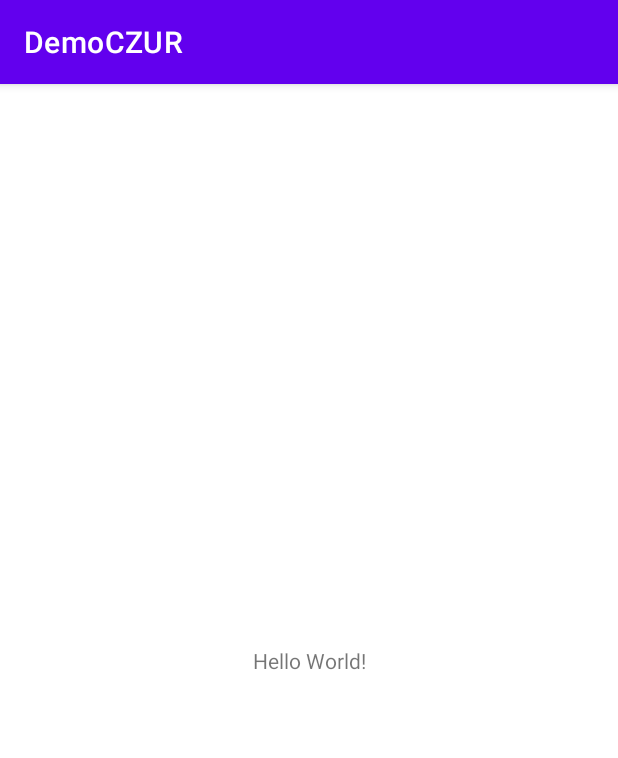
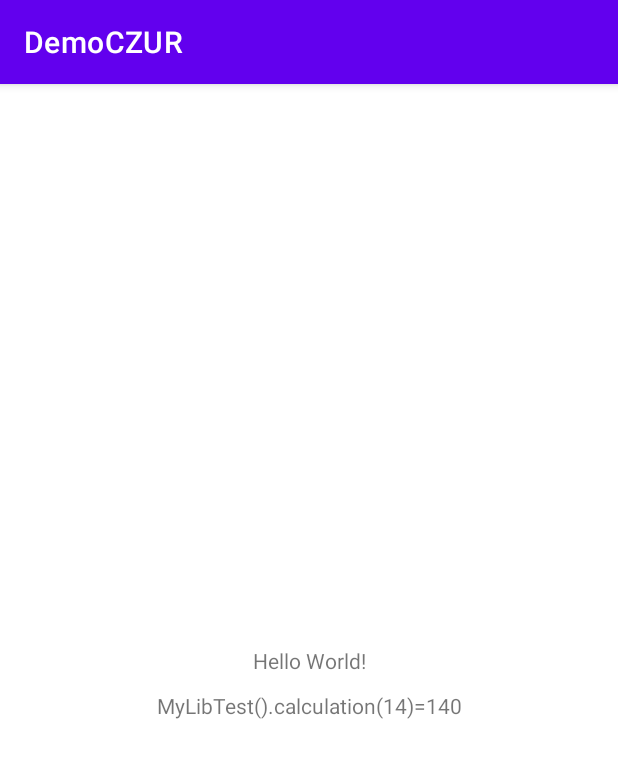
Before and after one commit to jason51082006/myLibTest, an Android app: the screen it shows after launch (MainActivity), on a phone screen of 412 x 824 dp. Shown: the top 758 px of the screen. Run offline under Robolectric (Android 15) with nearby library versions, the phone set to English and light mode, and no system bars.

Commit message:
No.4 commit

```diff
--- a/app/build.gradle
+++ b/app/build.gradle
@@ -1,6 +1,7 @@
 plugins {
     id 'com.android.application'
     id 'org.jetbrains.kotlin.android'
+    id 'kotlin-android-extensions'
 }
 
 android {
@@ -30,17 +31,18 @@ android {
         jvmTarget = '1.8'
     }
 }
-
 dependencies {
 
     implementation 'androidx.core:core-ktx:1.7.0'
     implementation 'androidx.appcompat:appcompat:1.3.0'
     implementation 'com.google.android.material:material:1.4.0'
-    implementation 'androidx.constraintlayout:constraintlayout:2.0.4'
+    implementation 'androidx.constraintlayout:constraintlayout:2.1.1'
+
     testImplementation 'junit:junit:4.13.2'
     androidTestImplementation 'androidx.test.ext:junit:1.1.3'
     androidTestImplementation 'androidx.test.espresso:espresso-core:3.4.0'
 
-    implementation 'com.github.jason51082006:myLibTest:1.0'
+//    implementation project(path: ':app:mylibrary')
+    implementation 'com.github.jason51082006:myLibTest:v1.1'
 
 }
--- a/app/mylibrary/src/main/java/com/czur/mylibrary/MyLibTest.kt
+++ b/app/mylibrary/src/main/java/com/czur/mylibrary/MyLibTest.kt
@@ -3,7 +3,7 @@ package com.czur.mylibrary
 public class MyLibTest {
 
     public fun calculation(number: Int): Int {
-        return number * 3
+        return number * 10
     }
 
     //echo "# myLibTest" >> README.md
--- a/app/src/main/java/com/czur/democzur/MainActivity.kt
+++ b/app/src/main/java/com/czur/democzur/MainActivity.kt
@@ -3,7 +3,8 @@ package com.czur.democzur
 import androidx.appcompat.app.AppCompatActivity
 import android.os.Bundle
 import android.util.Log
-import com.czur.mylibrary.MyLibTest;
+import com.czur.mylibrary.MyLibTest
+import kotlinx.android.synthetic.main.activity_main.*
 
 
 class MainActivity : AppCompatActivity() {
@@ -11,9 +12,11 @@ class MainActivity : AppCompatActivity() {
         super.onCreate(savedInstanceState)
         setContentView(R.layout.activity_main)
 
-        val param = 13
+        val param = 14
         val res = MyLibTest().calculation(param)
-        Log.e("Jason", "MyLibTest().calculation(${param})=${res}")
+        val str = "MyLibTest().calculation(${param})=${res}"
+        tv2?.text = str
+        Log.e("Jason", str)
 
     }
 }
--- a/app/src/main/res/layout/activity_main.xml
+++ b/app/src/main/res/layout/activity_main.xml
@@ -7,6 +7,7 @@
     tools:context=".MainActivity">
 
     <TextView
+        android:id="@+id/tv1"
         android:layout_width="wrap_content"
         android:layout_height="wrap_content"
         android:text="Hello World!"
@@ -15,4 +16,15 @@
         app:layout_constraintStart_toStartOf="parent"
         app:layout_constraintTop_toTopOf="parent" />
 
+    <TextView
+        android:id="@+id/tv2"
+        android:layout_width="wrap_content"
+        android:layout_height="wrap_content"
+        android:text="Hello World2!"
+        android:layout_marginTop="30dp"
+        app:layout_constraintTop_toTopOf="@+id/tv1"
+        app:layout_constraintEnd_toEndOf="parent"
+        app:layout_constraintStart_toStartOf="parent"
+        />
+
 </androidx.constraintlayout.widget.ConstraintLayout>
--- a/settings.gradle
+++ b/settings.gradle
@@ -16,4 +16,4 @@ dependencyResolutionManagement {
 }
 rootProject.name = "DemoCZUR"
 include ':app'
-include ':app:mylibrary'
+//include ':app:mylibrary'
```
